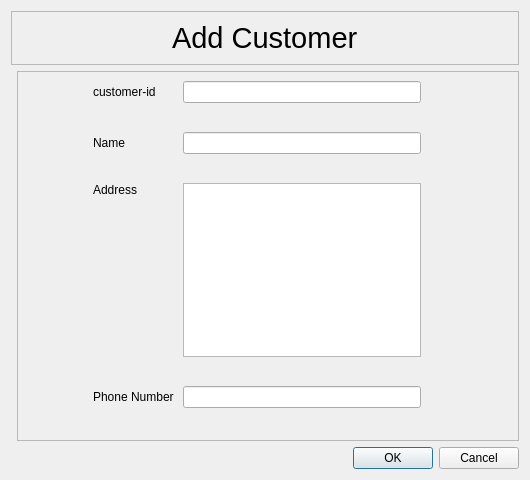
Above: UI FILES/addcustomer.ui from mj2266/inventory_app before the change. Below: the same form after it.
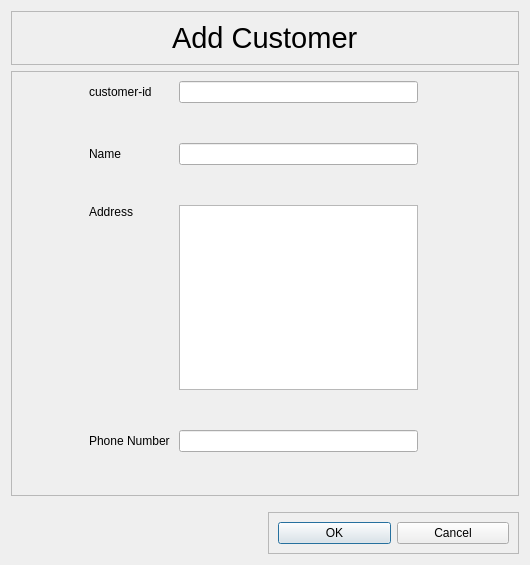
That is the form after the change.

What changed in the file:
```diff
--- a/UI FILES/addcustomer.ui
+++ b/UI FILES/addcustomer.ui
@@ -7,7 +7,7 @@
     <x>0</x>
     <y>0</y>
     <width>530</width>
-    <height>480</height>
+    <height>565</height>
    </rect>
   </property>
   <property name="windowTitle">
@@ -38,27 +38,7 @@
      </layout>
     </widget>
    </item>
-   <item row="3" column="1">
-    <widget class="QDialogButtonBox" name="buttonBox">
-     <property name="standardButtons">
-      <set>QDialogButtonBox::Cancel|QDialogButtonBox::Ok</set>
-     </property>
-    </widget>
-   </item>
-   <item row="2" column="0" colspan="2">
-    <spacer name="verticalSpacer">
-     <property name="orientation">
-      <enum>Qt::Vertical</enum>
-     </property>
-     <property name="sizeHint" stdset="0">
-      <size>
-       <width>20</width>
-       <height>40</height>
-      </size>
-     </property>
-    </spacer>
-   </item>
-   <item row="1" column="1">
+   <item row="1" column="0" colspan="2">
     <widget class="QFrame" name="frame_2">
      <property name="frameShape">
       <enum>QFrame::StyledPanel</enum>
@@ -253,6 +233,45 @@
      </layout>
     </widget>
    </item>
+   <item row="3" column="1">
+    <widget class="QFrame" name="frame_3">
+     <property name="frameShape">
+      <enum>QFrame::StyledPanel</enum>
+     </property>
+     <property name="frameShadow">
+      <enum>QFrame::Raised</enum>
+     </property>
+     <layout class="QGridLayout" name="gridLayout_3">
+      <item row="0" column="0">
+       <widget class="QPushButton" name="okButton">
+        <property name="text">
+         <string>OK</string>
+        </property>
+       </widget>
+      </item>
+      <item row="0" column="1">
+       <widget class="QPushButton" name="pushButton_2">
+        <property name="text">
+         <string>Cancel</string>
+        </property>
+       </widget>
+      </item>
+     </layout>
+    </widget>
+   </item>
+   <item row="2" column="1">
+    <spacer name="verticalSpacer">
+     <property name="orientation">
+      <enum>Qt::Vertical</enum>
+     </property>
+     <property name="sizeHint" stdset="0">
+      <size>
+       <width>20</width>
+       <height>40</height>
+      </size>
+     </property>
+    </spacer>
+   </item>
   </layout>
  </widget>
  <resources/>
```
